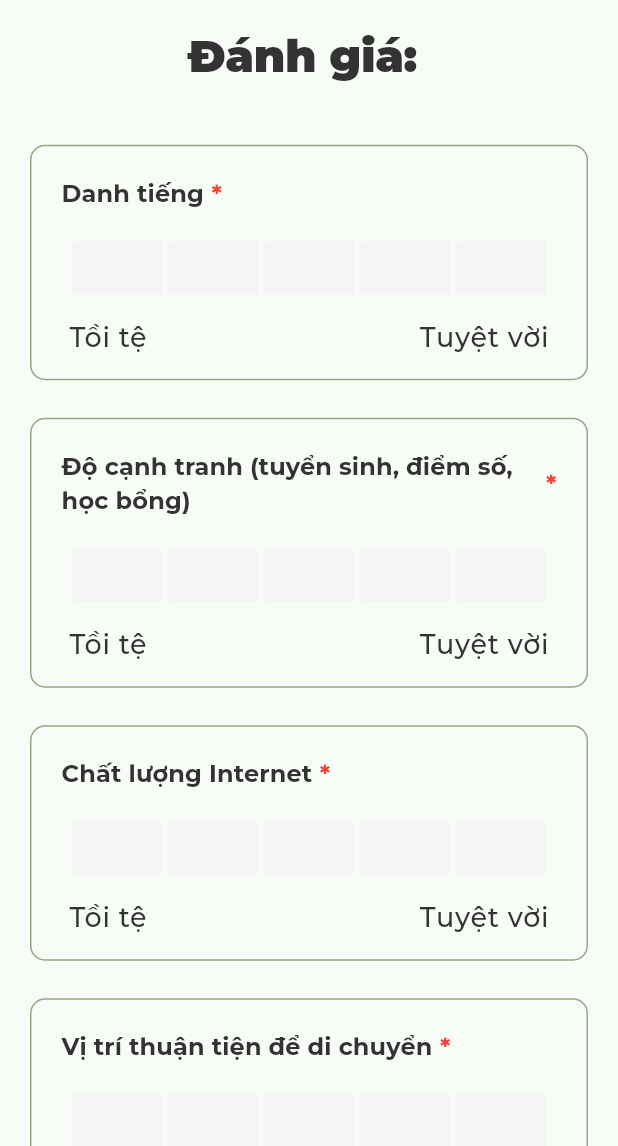
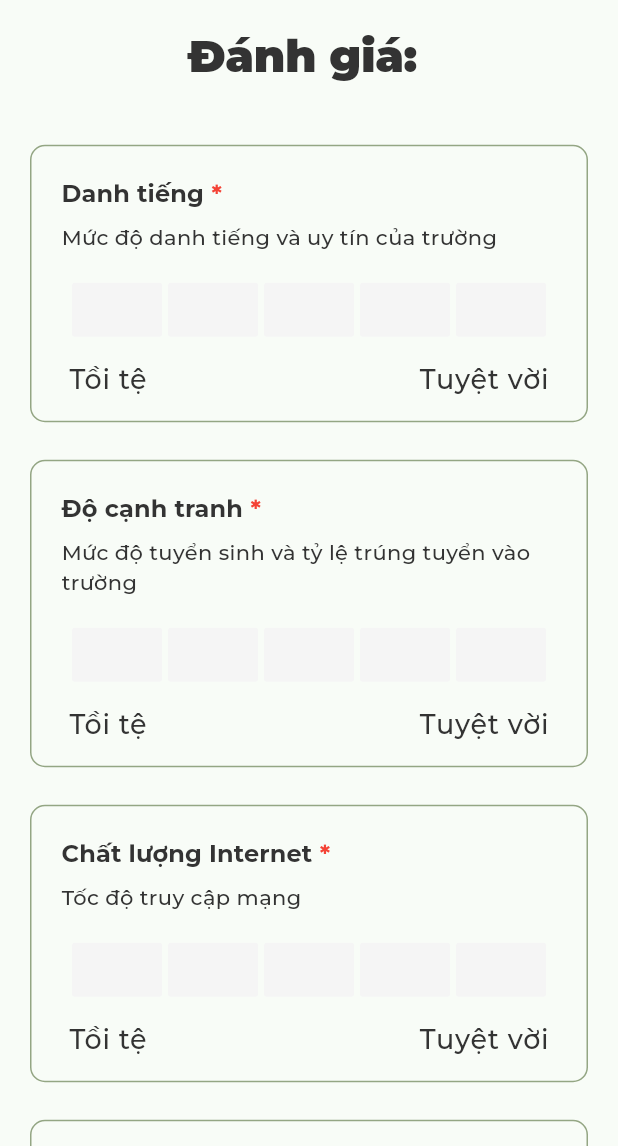
Before and after one commit to xuuanthuc/rank_your_uni, a Flutter app: the ReviewView screen opened directly with empty values, on a phone screen of 412 x 824 dp, the part 90-1236 px from its top. Run offline on Flutter 3.47's test engine with Material 3 defaults, Android fonts, the light colour scheme and no system bars; drawn by our look-alikes of auto_size_text; our stand-ins replace bloc, connectivity_plus, dio, dropdown_button2, equatable, firebase_core and 11 more; accounts and stored records are empty; generated files the repository leaves out were written again; network calls fail; project files that could hold a hidden picture were left out.

Commit message:
update ui

```diff
--- a/lib/l10n/app_en.arb
+++ b/lib/l10n/app_en.arb
@@ -100,7 +100,7 @@
     }
   },
   "reputationDescription": "Danh tiếng",
-  "competitionDescription": "Độ cạnh tranh (tuyển sinh, điểm số, học bổng)",
+  "competitionDescription": "Độ cạnh tranh",
   "locationDescription": "Vị trí thuận tiện để di chuyển",
   "internetDescription": "Chất lượng Internet",
   "favoriteDescription": "Độ yêu thích của sinh viên",
@@ -203,5 +203,13 @@
   "delete": "Xoá",
   "reject": "Từ chối",
   "approve": "Duyệt",
-  "id": "ID"
+  "id": "ID",
+  "reputationSubDescription": "Mức độ danh tiếng và uy tín của trường",
+  "competitionSubDescription": "Mức độ tuyển sinh và tỷ lệ trúng tuyển vào trường",
+  "locationSubDescription": "Liên quan đến vị trí trường học, dễ dàng và thuận lợi cho việc di chuyển",
+  "internetSubDescription": "Tốc độ truy cập mạng",
+  "favoriteSubDescription": "Độ yêu thích của bạn đối với trường học",
+  "infrastructureSubDescription": "Chất lượng cơ sở vật chất và không gian học tập",
+  "clubsSubDescription": "Chất lượng các câu lạc bộ và tổ chức các hoạt động ngoại khoá",
+  "foodSubDescription": "Chất lượng và sự đa dạng về đồ ăn trong trường lẫn khu vực xung quanh"
 }
--- a/lib/l10n/app_vi.arb
+++ b/lib/l10n/app_vi.arb
@@ -100,7 +100,7 @@
     }
   },
   "reputationDescription": "Danh tiếng",
-  "competitionDescription": "Độ cạnh tranh (tuyển sinh, điểm số, học bổng)",
+  "competitionDescription": "Độ cạnh tranh",
   "locationDescription": "Vị trí thuận tiện để di chuyển",
   "internetDescription": "Chất lượng Internet",
   "favoriteDescription": "Độ yêu thích của sinh viên",
@@ -203,5 +203,13 @@
   "delete": "Xoá",
   "reject": "Từ chối",
   "approve": "Duyệt",
-  "id": "ID"
+  "id": "ID",
+  "reputationSubDescription": "Mức độ danh tiếng và uy tín của trường",
+  "competitionSubDescription": "Mức độ tuyển sinh và tỷ lệ trúng tuyển vào trường",
+  "locationSubDescription": "Liên quan đến vị trí trường học, dễ dàng và thuận lợi cho việc di chuyển",
+  "internetSubDescription": "Tốc độ truy cập mạng",
+  "favoriteSubDescription": "Độ yêu thích của bạn đối với trường học",
+  "infrastructureSubDescription": "Chất lượng cơ sở vật chất và không gian học tập",
+  "clubsSubDescription": "Chất lượng các câu lạc bộ và tổ chức các hoạt động ngoại khoá",
+  "foodSubDescription": "Chất lượng và sự đa dạng về đồ ăn trong trường lẫn khu vực xung quanh"
 }
--- a/lib/src/screens/review/widgets/item_rate.dart
+++ b/lib/src/screens/review/widgets/item_rate.dart
@@ -87,7 +87,7 @@ class _CriteriaReviewViewState extends State<CriteriaReviewView> {
         child: Column(
           children: [
             Padding(
-              padding: const EdgeInsets.all(20),
+              padding: const EdgeInsets.all(20).copyWith(bottom: 0),
               child: Row(
                 children: [
                   Flexible(
@@ -103,6 +103,19 @@ class _CriteriaReviewViewState extends State<CriteriaReviewView> {
                       color: Colors.red,
                     ),
                   )
+                ],
+              ),
+            ),
+            Padding(
+              padding: const EdgeInsets.all(20).copyWith(top: 8),
+              child: Row(
+                children: [
+                  Flexible(
+                    child: Text(
+                      widget.criteria.subDescription(context),
+                      style: theme.primaryTextTheme.bodyMedium,
+                    ),
+                  ),
                 ],
               ),
             ),
```
Also changed, not shown: lib/global/enum/criteria.dart (+24 -1 lines), lib/src/screens/detail/widgets/reviews.dart (+16 -9 lines), 1 other file.
